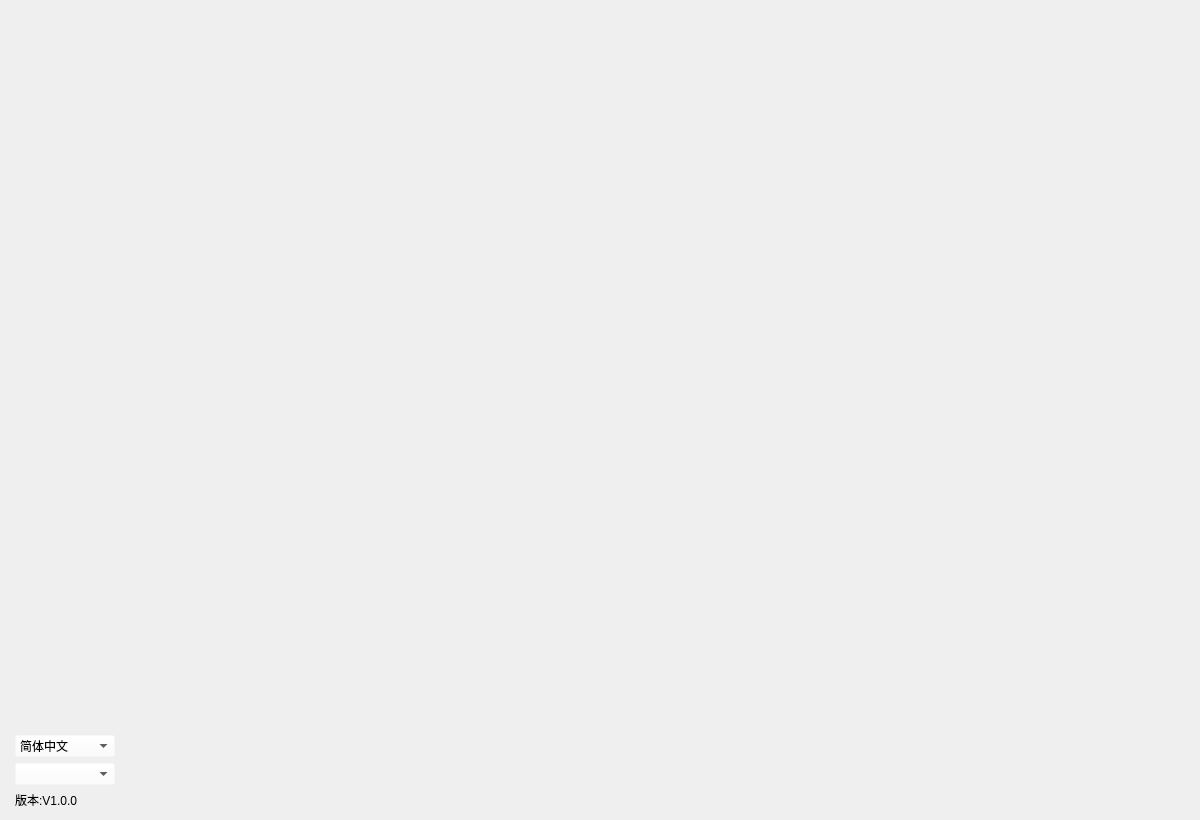
First picture: the form in assistant/mainwindow.ui, repository nongxiaoming/rt-assistant, before the edit.
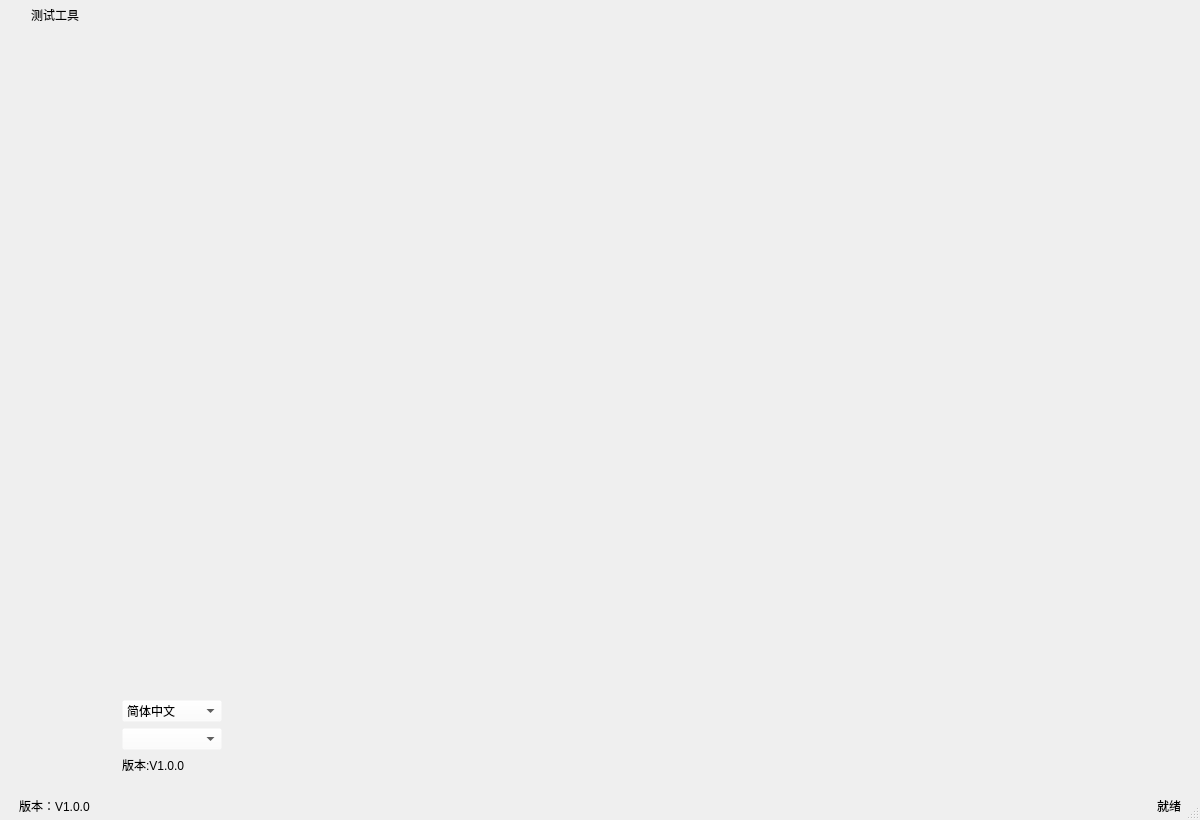
Second picture: the form after the edit. Icons and pictures are not drawn. Custom widgets are drawn as their Qt base class.

Commit message: [更新] 更新代码.

The edit to the form file:
```diff
--- a/assistant/mainwindow.ui
+++ b/assistant/mainwindow.ui
@@ -1,7 +1,7 @@
 <?xml version="1.0" encoding="UTF-8"?>
 <ui version="4.0">
  <class>MainWindow</class>
- <widget class="QMainWindow" name="MainWindow">
+ <widget class="QDialog" name="MainWindow">
   <property name="geometry">
    <rect>
     <x>0</x>
@@ -16,14 +16,46 @@
     <height>16777215</height>
    </size>
   </property>
-  <widget class="QWidget" name="centralWidget">
+  <property name="sizeGripEnabled">
+   <bool>true</bool>
+  </property>
    <layout class="QVBoxLayout" name="verticalLayout">
     <property name="spacing">
      <number>0</number>
     </property>
     <property name="leftMargin">
+    <number>1</number>
+   </property>
+   <property name="topMargin">
+    <number>1</number>
+   </property>
+   <property name="rightMargin">
+    <number>1</number>
+   </property>
+   <property name="bottomMargin">
+    <number>1</number>
+   </property>
+   <item>
+    <widget class="QWidget" name="widget_title" native="true">
+     <property name="sizePolicy">
+      <sizepolicy hsizetype="Preferred" vsizetype="Fixed">
+       <horstretch>0</horstretch>
+       <verstretch>0</verstretch>
+      </sizepolicy>
+     </property>
+     <property name="minimumSize">
+      <size>
+       <width>100</width>
+       <height>28</height>
+      </size>
+     </property>
+     <layout class="QHBoxLayout" name="horizontalLayout_2">
+      <property name="spacing">
      <number>0</number>
     </property>
+      <property name="leftMargin">
+       <number>0</number>
+      </property>
     <property name="topMargin">
      <number>0</number>
     </property>
@@ -33,6 +65,170 @@
     <property name="bottomMargin">
      <number>0</number>
     </property>
+      <item>
+       <widget class="QLabel" name="lab_Ico">
+        <property name="sizePolicy">
+         <sizepolicy hsizetype="Minimum" vsizetype="Preferred">
+          <horstretch>0</horstretch>
+          <verstretch>0</verstretch>
+         </sizepolicy>
+        </property>
+        <property name="minimumSize">
+         <size>
+          <width>30</width>
+          <height>0</height>
+         </size>
+        </property>
+        <property name="text">
+         <string/>
+        </property>
+        <property name="alignment">
+         <set>Qt::AlignCenter</set>
+        </property>
+       </widget>
+      </item>
+      <item>
+       <widget class="QLabel" name="lab_Title">
+        <property name="sizePolicy">
+         <sizepolicy hsizetype="Expanding" vsizetype="Preferred">
+          <horstretch>0</horstretch>
+          <verstretch>0</verstretch>
+         </sizepolicy>
+        </property>
+        <property name="styleSheet">
+         <string notr="true"/>
+        </property>
+        <property name="text">
+         <string>测试工具</string>
+        </property>
+        <property name="alignment">
+         <set>Qt::AlignLeading|Qt::AlignLeft|Qt::AlignVCenter</set>
+        </property>
+       </widget>
+      </item>
+      <item>
+       <widget class="QWidget" name="widget_menu" native="true">
+        <property name="sizePolicy">
+         <sizepolicy hsizetype="Minimum" vsizetype="Preferred">
+          <horstretch>0</horstretch>
+          <verstretch>0</verstretch>
+         </sizepolicy>
+        </property>
+        <layout class="QHBoxLayout" name="horizontalLayout">
+         <property name="spacing">
+          <number>0</number>
+         </property>
+         <property name="leftMargin">
+          <number>0</number>
+         </property>
+         <property name="topMargin">
+          <number>0</number>
+         </property>
+         <property name="rightMargin">
+          <number>0</number>
+         </property>
+         <property name="bottomMargin">
+          <number>0</number>
+         </property>
+         <item>
+          <widget class="QPushButton" name="btnMenu_Min">
+           <property name="sizePolicy">
+            <sizepolicy hsizetype="Minimum" vsizetype="Expanding">
+             <horstretch>0</horstretch>
+             <verstretch>0</verstretch>
+            </sizepolicy>
+           </property>
+           <property name="minimumSize">
+            <size>
+             <width>40</width>
+             <height>0</height>
+            </size>
+           </property>
+           <property name="cursor">
+            <cursorShape>ArrowCursor</cursorShape>
+           </property>
+           <property name="focusPolicy">
+            <enum>Qt::NoFocus</enum>
+           </property>
+           <property name="toolTip">
+            <string>最小化</string>
+           </property>
+           <property name="text">
+            <string/>
+           </property>
+           <property name="flat">
+            <bool>true</bool>
+           </property>
+          </widget>
+         </item>
+         <item>
+          <widget class="QPushButton" name="btnMenu_Max">
+           <property name="sizePolicy">
+            <sizepolicy hsizetype="Minimum" vsizetype="Expanding">
+             <horstretch>0</horstretch>
+             <verstretch>0</verstretch>
+            </sizepolicy>
+           </property>
+           <property name="minimumSize">
+            <size>
+             <width>40</width>
+             <height>0</height>
+            </size>
+           </property>
+           <property name="cursor">
+            <cursorShape>ArrowCursor</cursorShape>
+           </property>
+           <property name="focusPolicy">
+            <enum>Qt::NoFocus</enum>
+           </property>
+           <property name="toolTip">
+            <string>最大化</string>
+           </property>
+           <property name="text">
+            <string/>
+           </property>
+           <property name="flat">
+            <bool>true</bool>
+           </property>
+          </widget>
+         </item>
+         <item>
+          <widget class="QPushButton" name="btnMenu_Close">
+           <property name="sizePolicy">
+            <sizepolicy hsizetype="Minimum" vsizetype="Expanding">
+             <horstretch>0</horstretch>
+             <verstretch>0</verstretch>
+            </sizepolicy>
+           </property>
+           <property name="minimumSize">
+            <size>
+             <width>40</width>
+             <height>0</height>
+            </size>
+           </property>
+           <property name="cursor">
+            <cursorShape>ArrowCursor</cursorShape>
+           </property>
+           <property name="focusPolicy">
+            <enum>Qt::NoFocus</enum>
+           </property>
+           <property name="toolTip">
+            <string>关闭</string>
+           </property>
+           <property name="text">
+            <string/>
+           </property>
+           <property name="flat">
+            <bool>true</bool>
+           </property>
+          </widget>
+         </item>
+        </layout>
+       </widget>
+      </item>
+     </layout>
+    </widget>
+   </item>
     <item>
      <widget class="QWidget" name="widget_main" native="true">
       <property name="sizePolicy">
@@ -58,7 +254,52 @@
         <number>0</number>
        </property>
        <item>
+       <widget class="QFrame" name="frame">
+        <property name="styleSheet">
+         <string notr="true">QFrame {border-radius: 0px}</string>
+        </property>
+        <property name="frameShape">
+         <enum>QFrame::StyledPanel</enum>
+        </property>
+        <property name="frameShadow">
+         <enum>QFrame::Raised</enum>
+        </property>
+        <layout class="QGridLayout" name="gridLayout_2">
+         <property name="leftMargin">
+          <number>6</number>
+         </property>
+         <property name="topMargin">
+          <number>0</number>
+         </property>
+         <property name="rightMargin">
+          <number>6</number>
+         </property>
+         <property name="bottomMargin">
+          <number>4</number>
+         </property>
+         <property name="horizontalSpacing">
+          <number>2</number>
+         </property>
+         <property name="verticalSpacing">
+          <number>0</number>
+         </property>
+         <item row="0" column="0">
+          <layout class="QVBoxLayout" name="verticalLayout_6">
+           <item>
+            <widget class="QStackedWidget" name="stackedWidget">
+             <property name="currentIndex">
+              <number>0</number>
+             </property>
+             <widget class="QWidget" name="status_page">
         <widget class="QWidget" name="widget1" native="true">
+               <property name="geometry">
+                <rect>
+                 <x>100</x>
+                 <y>-10</y>
+                 <width>180</width>
+                 <height>766</height>
+                </rect>
+               </property>
          <property name="minimumSize">
           <size>
            <width>180</width>
@@ -208,45 +449,7 @@
           </item>
          </layout>
         </widget>
-       </item>
-       <item>
-        <widget class="QFrame" name="frame">
-         <property name="styleSheet">
-          <string notr="true">QFrame {border-radius: 0px}</string>
-         </property>
-         <property name="frameShape">
-          <enum>QFrame::StyledPanel</enum>
-         </property>
-         <property name="frameShadow">
-          <enum>QFrame::Raised</enum>
-         </property>
-         <layout class="QGridLayout" name="gridLayout_2">
-          <property name="leftMargin">
-           <number>6</number>
-          </property>
-          <property name="topMargin">
-           <number>0</number>
-          </property>
-          <property name="rightMargin">
-           <number>6</number>
-          </property>
-          <property name="bottomMargin">
-           <number>4</number>
-          </property>
-          <property name="horizontalSpacing">
-           <number>2</number>
-          </property>
-          <property name="verticalSpacing">
-           <number>0</number>
-          </property>
-          <item row="0" column="0">
-           <layout class="QVBoxLayout" name="verticalLayout_6">
-            <item>
-             <widget class="QStackedWidget" name="stackedWidget">
-              <property name="currentIndex">
-               <number>0</number>
-              </property>
-              <widget class="QWidget" name="status_page"/>
+             </widget>
               <widget class="QWidget" name="setting_page">
                <widget class="QWidget" name="layoutWidget">
                 <property name="geometry">
@@ -482,8 +685,57 @@
       </layout>
      </widget>
     </item>
-   </layout>
-  </widget>
+   <item>
+    <widget class="QWidget" name="widget_status" native="true">
+     <property name="sizePolicy">
+      <sizepolicy hsizetype="Expanding" vsizetype="Fixed">
+       <horstretch>0</horstretch>
+       <verstretch>0</verstretch>
+      </sizepolicy>
+     </property>
+     <property name="minimumSize">
+      <size>
+       <width>100</width>
+       <height>24</height>
+      </size>
+     </property>
+     <layout class="QHBoxLayout" name="horizontalLayout_3">
+      <property name="leftMargin">
+       <number>18</number>
+      </property>
+      <property name="topMargin">
+       <number>4</number>
+      </property>
+      <property name="rightMargin">
+       <number>18</number>
+      </property>
+      <property name="bottomMargin">
+       <number>4</number>
+      </property>
+      <item>
+       <widget class="QLabel" name="label_2">
+        <property name="sizePolicy">
+         <sizepolicy hsizetype="Expanding" vsizetype="Preferred">
+          <horstretch>0</horstretch>
+          <verstretch>0</verstretch>
+         </sizepolicy>
+        </property>
+        <property name="text">
+         <string>版本：V1.0.0</string>
+        </property>
+       </widget>
+      </item>
+      <item>
+       <widget class="QLabel" name="status_label">
+        <property name="text">
+         <string>就绪</string>
+        </property>
+       </widget>
+      </item>
+     </layout>
+    </widget>
+   </item>
+  </layout>
  </widget>
  <layoutdefault spacing="6" margin="11"/>
  <customwidgets>
```
Lines whose indentation alone changed are shown as unchanged. The commit also changes 2 other files.
